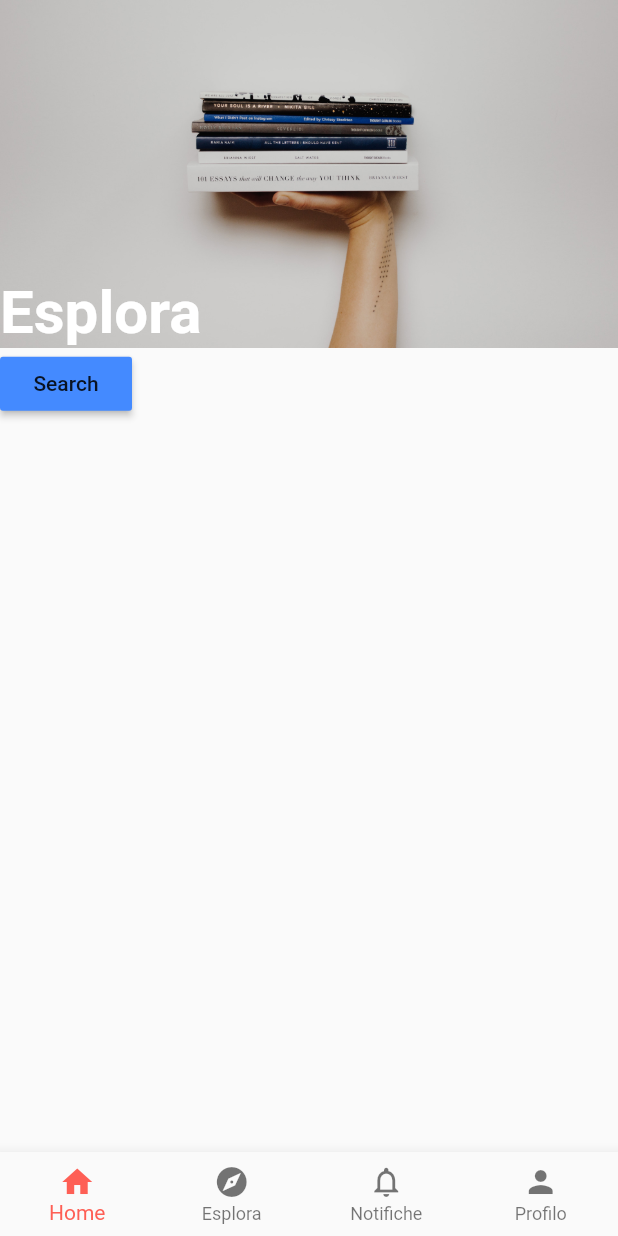
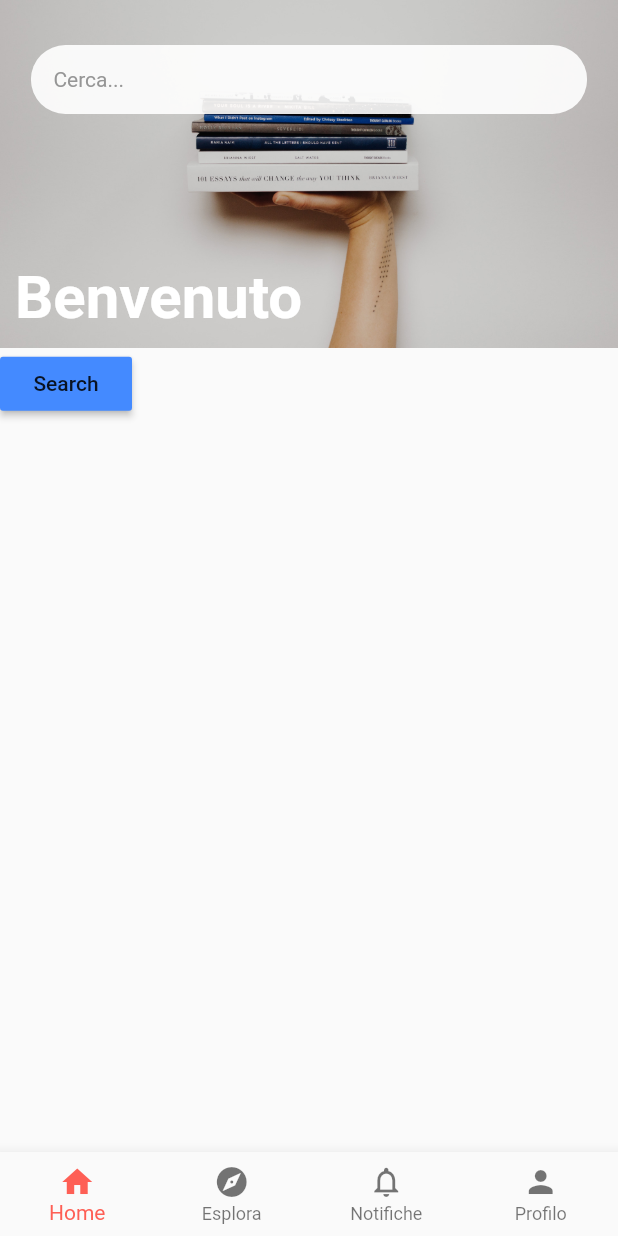
Before and after one commit to ReadAppLove/frontend-client, a Flutter app: the screen it shows after launch, on a phone screen of 412 x 824 dp. Run offline on Flutter 3.47's test engine with Material 2 defaults, Android fonts, the phone set to English and light mode, and no system bars; our stand-ins replace cached_network_image.

Commit message:
Add search bar in header and search page placeholder

```diff
--- a/src/readapp/lib/widgets/header.dart
+++ b/src/readapp/lib/widgets/header.dart
@@ -1,11 +1,14 @@
 import 'package:flutter/cupertino.dart';
 import 'package:flutter/material.dart';
+
+import 'header_search_bar.dart';
 
 class Header extends StatelessWidget{
 
   final String imageUri;
+  final String title;
 
-  const Header({Key? key, required this.imageUri}) : super(key: key);
+  const Header({Key? key, required this.imageUri, required this.title}) : super(key: key);
 
   @override
   Widget build(BuildContext context) {
@@ -24,10 +27,21 @@ class Header extends StatelessWidget{
             ),
           ),
           Container(
+            padding: const EdgeInsets.only(
+              top: 30,
+            ),
+            alignment: Alignment.topCenter,
+            child: const HeaderSearchBar(),
+          ),
+          Container(
             alignment: Alignment.bottomLeft,
-            child: const Text(
-              'Esplora',
-              style: TextStyle(
+            padding: const EdgeInsets.only(
+              left: 10,
+              bottom: 10,
+            ),
+            child: Text(
+              title,
+              style: const TextStyle(
                 fontWeight: FontWeight.bold,
                 fontSize: 40.0,
                 color: Colors.white,
--- /dev/null
+++ b/src/readapp/lib/widgets/header_search_bar.dart
@@ -0,0 +1,32 @@
+import 'package:flutter/cupertino.dart';
+import 'package:flutter/material.dart';
+import 'package:readapp/screens/search.dart';
+
+class HeaderSearchBar extends StatelessWidget {
+  const HeaderSearchBar({Key? key}) : super(key: key);
+
+  @override
+  Widget build(BuildContext context) {
+    return GestureDetector(
+      onTap: () => {
+        Navigator.push(
+          context,
+          MaterialPageRoute(builder: (context) => const SearchScreen()),
+        )
+      },
+      child: ClipRRect(
+        borderRadius: const BorderRadius.all(Radius.circular(500)),
+        child: Container(
+          padding:
+              const EdgeInsets.only(top: 15, right: 15, bottom: 15, left: 15),
+          width: MediaQuery.of(context).size.width * .9,
+          color: const Color.fromRGBO(255, 255, 255, .9),
+          child: const Text(
+            'Cerca...',
+            style: TextStyle(color: Color.fromRGBO(150, 150, 150, 1.0)),
+          ),
+        ),
+      ),
+    );
+  }
+}
```
Also changed, not shown: src/readapp/lib/screens/search.dart (added, +19 -0 lines), src/readapp/lib/widgets/internal_page_frame.dart (added, +20 -0 lines).
